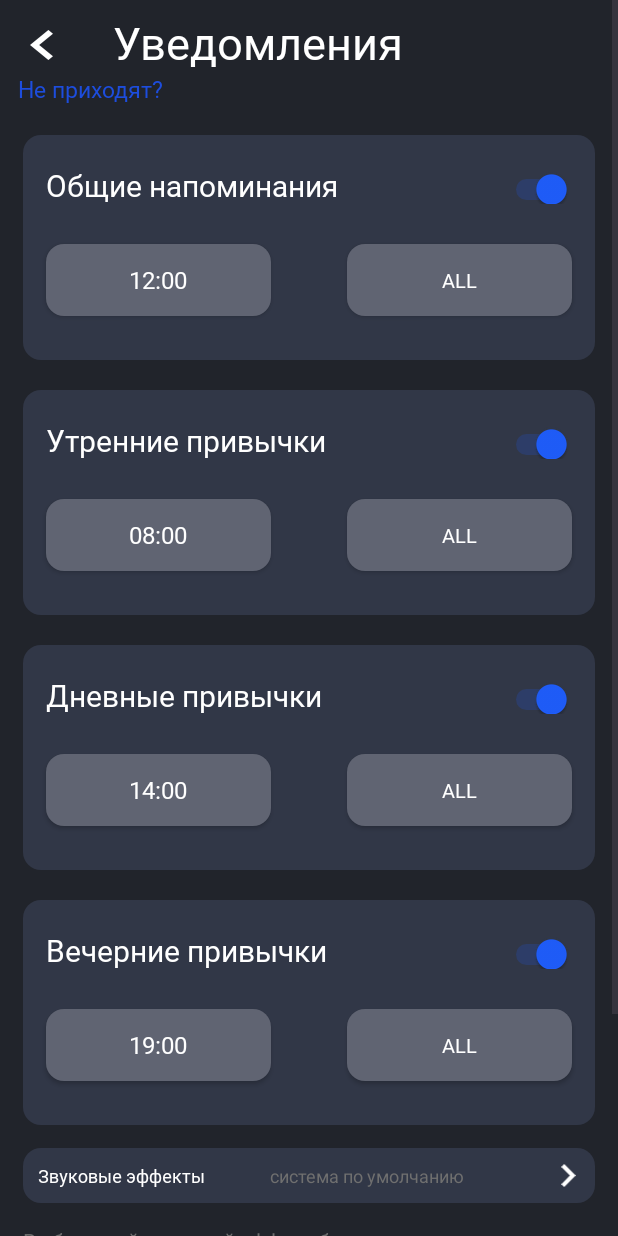
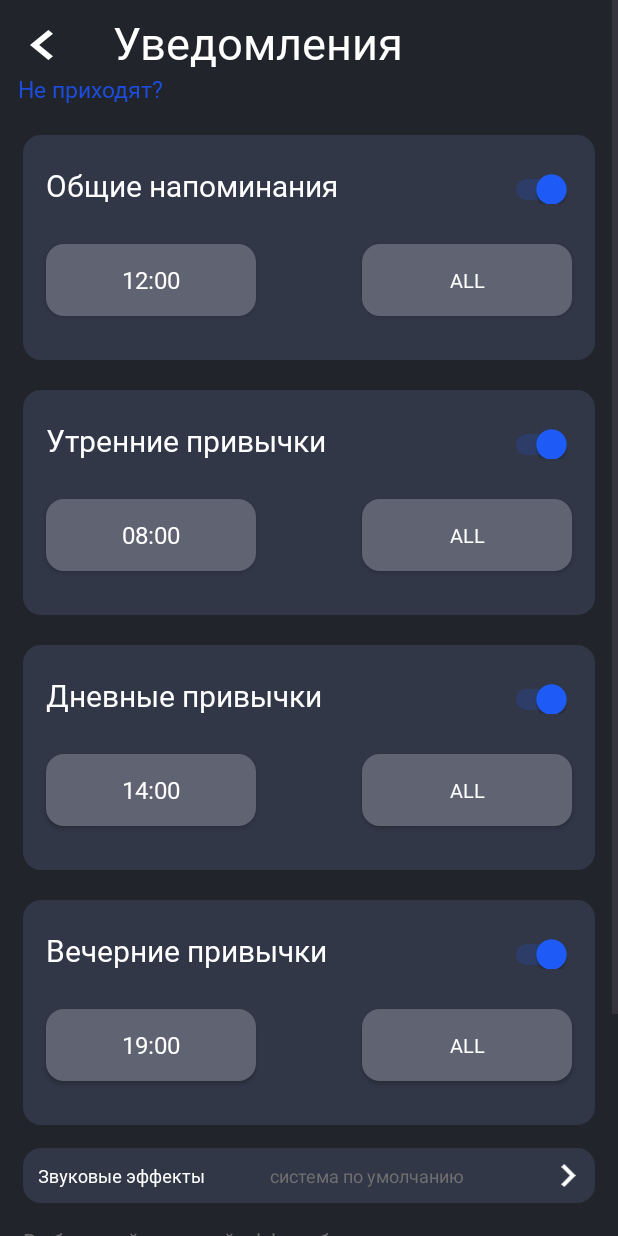
Before and after one commit to Vladi1989/HabitApp, an Android app: the fragment NotificationsFragment placed in its activity, on a phone screen of 412 x 824 dp. Run offline under Robolectric (Android 15) with nearby library versions, the phone set to English and light mode, and no system bars.

Commit message:
мелкие правки 06.02.2025

```diff
--- a/app/src/main/res/layout/fragment_calendar.xml
+++ b/app/src/main/res/layout/fragment_calendar.xml
@@ -259,7 +259,7 @@
         android:layout_width="match_parent"
         android:layout_height="match_parent"
         android:layout_marginTop="310dp"
-        android:background="@color/card_view"
+        android:background="@drawable/button_shape_r12_gray"
         android:orientation="vertical"
         android:padding="16dp"
         app:layout_constraintEnd_toEndOf="parent"
@@ -281,7 +281,7 @@
             android:layout_width="match_parent"
             android:layout_height="wrap_content"
             android:gravity="center"
-            android:paddingBottom="16dp"
+            android:paddingBottom="4dp"
             android:text="01,2025"
             android:textColor="@color/white"
             android:textSize="24sp"
@@ -292,6 +292,7 @@
             android:layout_width="match_parent"
             android:layout_height="wrap_content"
             android:columnCount="7"
+            android:elevation="10dp"
             android:rowCount="1">
 
 
--- a/app/src/main/res/layout/fragment_general_settings.xml
+++ b/app/src/main/res/layout/fragment_general_settings.xml
@@ -112,7 +112,7 @@
                 android:layout_height="wrap_content"
                 android:layout_marginTop="20dp"
                 android:layout_weight="1"
-                android:layout_marginStart="15dp"
+                android:layout_marginEnd="15dp"
                 android:fontFamily="@font/montserrat_extra_bold"
                 android:text="@string/sunday"
                 android:textColor="#8EB8B3B3"
--- a/app/src/main/res/layout/fragment_habit_name.xml
+++ b/app/src/main/res/layout/fragment_habit_name.xml
@@ -638,7 +638,7 @@
 
         <androidx.appcompat.widget.AppCompatButton
             android:id="@+id/appCompatButton9"
-            android:layout_width="180dp"
+            android:layout_width="160dp"
             android:layout_height="50dp"
             android:layout_weight="1"
             android:background="@drawable/button_shape_r12_gray"
@@ -652,7 +652,7 @@
 
         <androidx.appcompat.widget.AppCompatButton
             android:id="@+id/appCompatButton10"
-            android:layout_width="180dp"
+            android:layout_width="160dp"
             android:layout_height="50dp"
             android:layout_weight="1"
             android:background="@drawable/button_shape_r12_gray"
--- a/app/src/main/res/layout/fragment_notifications.xml
+++ b/app/src/main/res/layout/fragment_notifications.xml
@@ -94,7 +94,7 @@
 
             <androidx.appcompat.widget.AppCompatButton
                 android:id="@+id/showBottomSheetButton"
-                android:layout_width="150dp"
+                android:layout_width="140dp"
                 android:layout_height="wrap_content"
                 android:layout_marginStart="15dp"
                 android:textSize="16dp"
@@ -108,7 +108,7 @@
 
             <androidx.appcompat.widget.AppCompatButton
                 android:id="@+id/showBottomSheetDay"
-                android:layout_width="150dp"
+                android:layout_width="140dp"
                 android:layout_height="wrap_content"
                 android:layout_marginTop="25dp"
                 android:layout_marginEnd="15dp"
@@ -170,7 +170,7 @@
 
             <androidx.appcompat.widget.AppCompatButton
                 android:id="@+id/showBottomSheetButton2"
-                android:layout_width="150dp"
+                android:layout_width="140dp"
                 android:layout_height="wrap_content"
                 android:layout_marginStart="15dp"
                 android:textSize="16dp"
@@ -184,7 +184,7 @@
 
             <androidx.appcompat.widget.AppCompatButton
                 android:id="@+id/showBottomSheetDay2"
-                android:layout_width="150dp"
+                android:layout_width="140dp"
                 android:layout_height="wrap_content"
                 android:layout_marginTop="25dp"
                 android:layout_marginEnd="15dp"
@@ -246,7 +246,7 @@
 
             <androidx.appcompat.widget.AppCompatButton
                 android:id="@+id/showBottomSheetButton3"
-                android:layout_width="150dp"
+                android:layout_width="140dp"
                 android:layout_height="wrap_content"
                 android:layout_marginStart="15dp"
                 android:textSize="16dp"
@@ -260,7 +260,7 @@
 
             <androidx.appcompat.widget.AppCompatButton
                 android:id="@+id/showBottomSheetDay3"
-                android:layout_width="150dp"
+                android:layout_width="140dp"
                 android:layout_height="wrap_content"
                 android:layout_marginTop="25dp"
                 android:layout_marginEnd="15dp"
@@ -322,7 +322,7 @@
 
             <androidx.appcompat.widget.AppCompatButton
                 android:id="@+id/showBottomSheetButton4"
-                android:layout_width="150dp"
+                android:layout_width="140dp"
                 android:layout_height="wrap_content"
                 android:layout_marginStart="15dp"
                 android:textSize="16dp"
@@ -336,7 +336,7 @@
 
             <androidx.appcompat.widget.AppCompatButton
                 android:id="@+id/showBottomSheetDay4"
-                android:layout_width="150dp"
+                android:layout_width="140dp"
                 android:layout_height="wrap_content"
                 android:layout_marginTop="25dp"
                 android:layout_marginEnd="15dp"
--- a/app/src/main/res/layout/item_recommend_habits.xml
+++ b/app/src/main/res/layout/item_recommend_habits.xml
@@ -54,7 +54,7 @@
         android:layout_marginTop="1dp"
         android:text="@string/say_for_you"
         android:textColor="#88FFFFFF"
-    android:textSize="14dp"
+        android:textSize="12dp"
         app:layout_constraintStart_toEndOf="@+id/imageView5"
         app:layout_constraintTop_toBottomOf="@+id/view3" />
 
--- a/app/src/main/res/values/dimens.xml
+++ b/app/src/main/res/values/dimens.xml
@@ -47,6 +47,7 @@
     <dimen name="abc_edit_text_inset_bottom_material">7dp</dimen>
     <dimen name="abc_edit_text_inset_horizontal_material">4dp</dimen>
     <dimen name="abc_edit_text_inset_top_material">10dp</dimen>
+
     <dimen name="abc_floating_window_z">16dp</dimen>
     <dimen name="abc_list_item_height_large_material">80dp</dimen>
     <dimen name="abc_list_item_height_material">64dp</dimen>
@@ -426,6 +427,7 @@
     <dimen name="cm_sp_86">81.22sp</dimen>
     <dimen name="cm_sp_87">82.17sp</dimen>
     <dimen name="cm_sp_88">83.11sp</dimen>
+
     <dimen name="cm_sp_89">84.06sp</dimen>
     <dimen name="cm_sp_9">8.5sp</dimen>
     <dimen name="cm_sp_90">85sp</dimen>
```
Also changed, not shown: app/src/main/res/layout/fragment_create_new_habit.xml (+14 -9 lines), app/src/main/res/layout/fragment_details_from_horizontal.xml (+4 -4 lines), app/src/main/res/layout/fragment_main_a_today.xml (+9 -0 lines), app/src/main/res/values/strings.xml (+5 -5 lines), 1 other file. Lines whose indentation alone changed are shown as unchanged.
